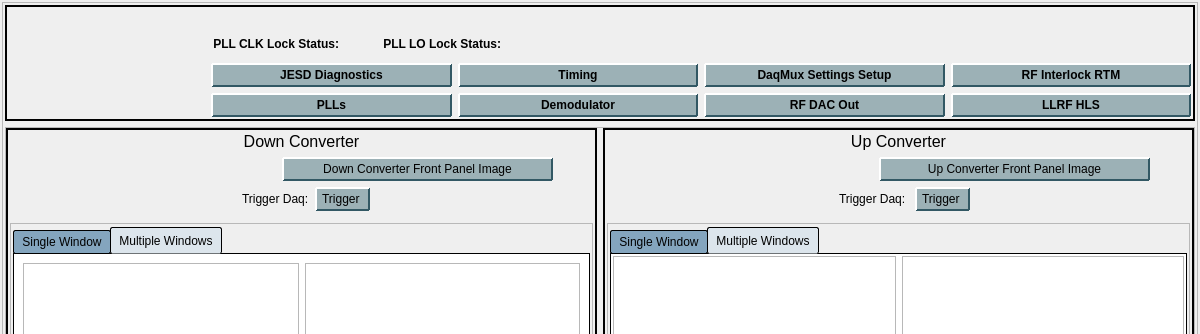
cristinasewell/ATCA_PyDM_Screens, file atcaLLRF.ui: the form before one commit; both pictures show x 0 to 1200 and y 0 to 334 of the 1200 by 850 pixel window.
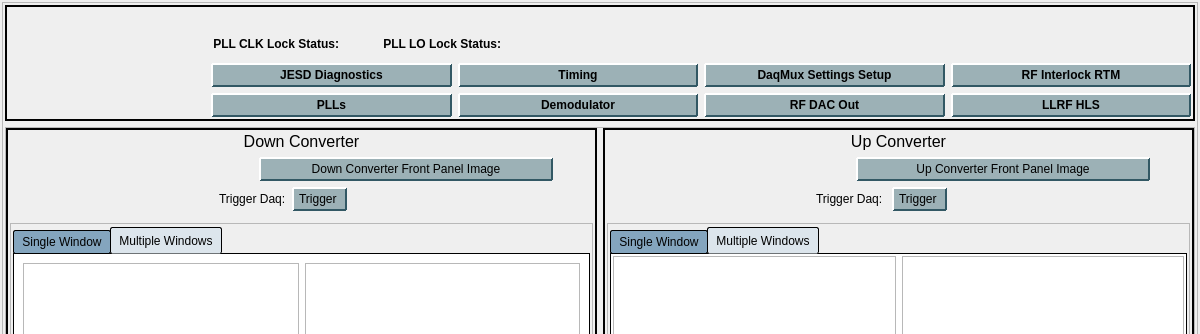
The form after the commit. Custom widgets are drawn as their Qt base class.

```diff
--- a/atcaLLRF.ui
+++ b/atcaLLRF.ui
@@ -807,7 +807,7 @@
                  </property>
                  <property name="sizeHint" stdset="0">
                   <size>
-                   <width>40</width>
+                   <width>10</width>
                    <height>20</height>
                   </size>
                  </property>
@@ -1425,7 +1425,7 @@
                  </property>
                  <property name="sizeHint" stdset="0">
                   <size>
-                   <width>40</width>
+                   <width>10</width>
                    <height>20</height>
                   </size>
                  </property>
```
